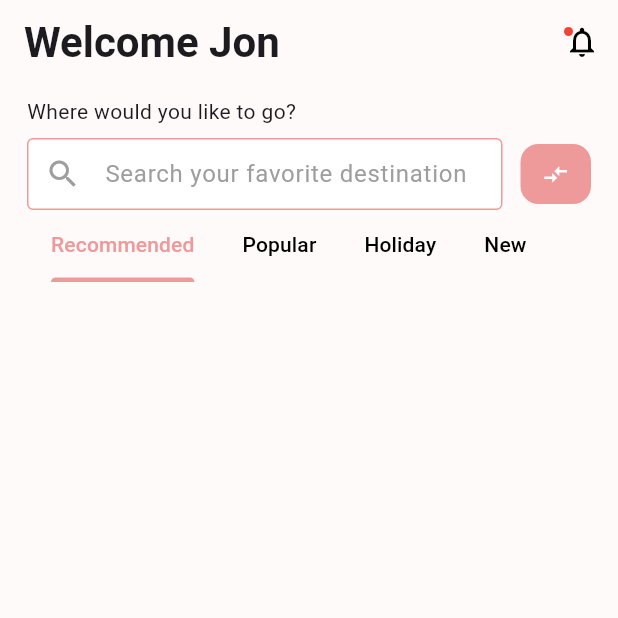
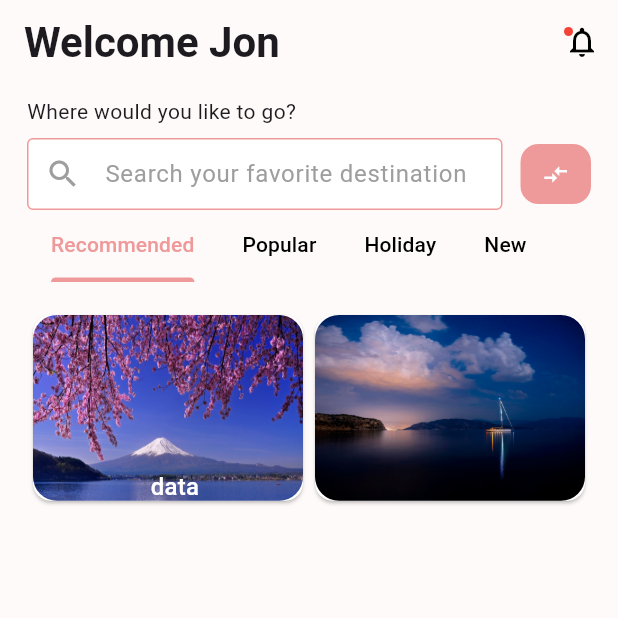
Before and after one commit to SertacN/flutter-screen-coding-projects, a Flutter app: the screen it shows after launch, on a phone screen of 412 x 824 dp, the top half of it. Run offline on Flutter 3.47's test engine with Material 3 defaults, Android fonts, the phone set to English and light mode, and no system bars.

Commit message:
travel card

```diff
--- a/travel_mobile_app/lib/feature/travel_mobile_view.dart
+++ b/travel_mobile_app/lib/feature/travel_mobile_view.dart
@@ -1,4 +1,5 @@
 import 'package:flutter/material.dart';
+import 'package:flutter/widgets.dart';
 import 'package:travel_mobile_app/core/extension/context_extension.dart';
 import 'package:travel_mobile_app/feature/travel_mobile_controller_mixin.dart';
 import 'package:travel_mobile_app/feature/travel_mobile_enum.dart';
@@ -32,6 +33,52 @@ class _TravelMobilViewState extends State<TravelMobileView> with TravelMobileCon
             const _TravelSearchTitle(title: TravelMobileKeys.searchTitle),
             _TravelSearchBarWithIcon(controller: searchBarController),
             const TravelTabbar(),
+            Padding(
+              padding: TravelMobilePadding.hight.paddingVertical,
+              child: Row(
+                children: [
+                  Expanded(
+                    child: Stack(children: [
+                      SizedBox(
+                        width: MediaQuery.of(context).size.width * 0.5,
+                        height: MediaQuery.of(context).size.height * 0.16,
+                        child: Card(
+                          child: ClipRRect(
+                            borderRadius: BorderRadius.circular(16),
+                            child: Image.asset(
+                              'assets/jpg/travel_japan.jpg',
+                              fit: BoxFit.fill,
+                            ),
+                          ),
+                        ),
+                      ),
+                      Positioned(
+                          top: MediaQuery.of(context).size.height * 0.13,
+                          left: MediaQuery.of(context).size.width * 0.2,
+                          child: Text(
+                            'data',
+                            style: context.textTheme.titleMedium?.copyWith(color: context.colorScheme.background),
+                          ))
+                    ]),
+                  ),
+                  Expanded(
+                    child: SizedBox(
+                      width: MediaQuery.of(context).size.width * 0.1,
+                      height: MediaQuery.of(context).size.height * 0.16,
+                      child: Card(
+                        child: ClipRRect(
+                          borderRadius: BorderRadius.circular(16),
+                          child: Image.asset(
+                            'assets/jpg/travel_america.jpg',
+                            fit: BoxFit.fill,
+                          ),
+                        ),
+                      ),
+                    ),
+                  ),
+                ],
+              ),
+            ),
           ],
         ),
       ),
```
Also changed, not shown: travel_mobile_app/pubspec.yaml (+4 -7 lines), travel_mobile_app/assets/jpg/travel_america.jpg (added), travel_mobile_app/assets/jpg/travel_japan.jpg (added).
